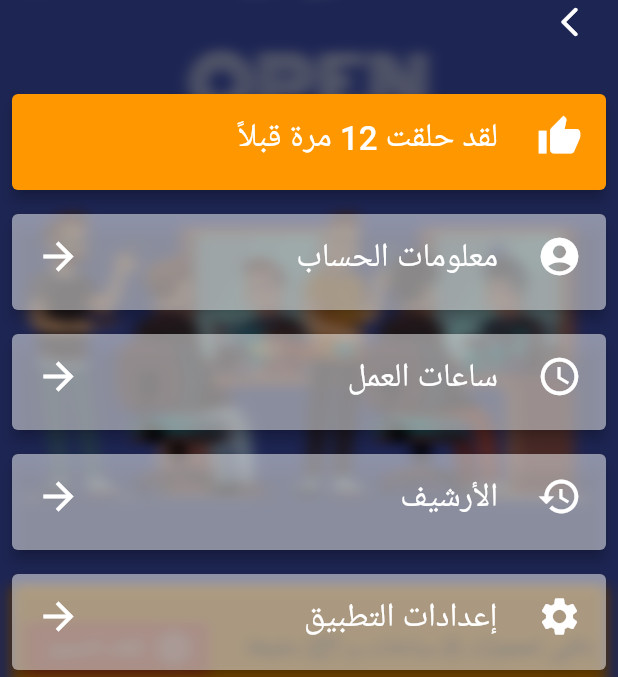
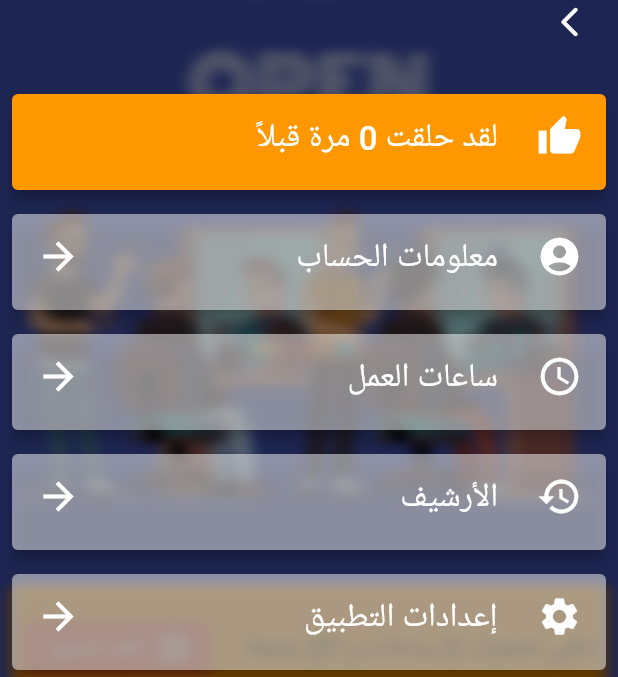
Before and after one commit to omzer/shawar-salon, a Flutter app: the screen it shows after launch, after a tap on the "menu" icon, on a phone screen of 412 x 824 dp, the part 62-739 px from its top. Run offline on Flutter 3.47's test engine with Material 2 defaults, Android fonts, the phone set to English and light mode, and no system bars; drawn by our look-alikes of avatar_glow; our stand-ins replace get, get_storage.

Commit message:
User prefs for shaving count

```diff
--- a/lib/main.dart
+++ b/lib/main.dart
@@ -1,13 +1,13 @@
 import 'package:flutter/material.dart';
 import 'package:get/get.dart';
-import 'package:get_storage/get_storage.dart';
+import 'package:shawar_salon/services/prefs.dart';
 import 'package:shawar_salon/services/theme_service.dart';
 import 'package:shawar_salon/ui/landing_page/landing_page.dart';
 
 import 'localization/Messages.dart';
 
 void main() async {
-  await GetStorage.init();
+  await Prefs.getInstance().init();
   runApp(MyApp());
 }
 
--- /dev/null
+++ b/lib/services/keys.dart
@@ -0,0 +1,3 @@
+class Keys {
+  static final String BOOKING_COUNT = 'BOOKING_COUNT';
+}
--- a/lib/services/prefs.dart
+++ b/lib/services/prefs.dart
@@ -1,3 +1,20 @@
+import 'package:get_storage/get_storage.dart';
+import 'package:shawar_salon/services/keys.dart';
+
 class Prefs {
+  static Prefs _instance;
+  final box = GetStorage();
 
+  static Prefs getInstance() {
+    if (_instance == null) _instance = Prefs();
+    return _instance;
+  }
+
+  Future<void> init() async => await GetStorage.init();
+
+  int getBookingCount() => box.read(Keys.BOOKING_COUNT) ?? 0;
+
+  Future<void> increaseBookingCount() async {
+    await box.write(Keys.BOOKING_COUNT, getBookingCount() + 1);
+  }
 }
--- a/lib/ui/booking_page/drawer/shave_counter.dart
+++ b/lib/ui/booking_page/drawer/drawer_booking_count.dart
@@ -1,7 +1,8 @@
 import 'package:flutter/material.dart';
 import 'package:get/get.dart';
+import 'package:shawar_salon/services/prefs.dart';
 
-class ShaveCounter extends StatelessWidget {
+class DrawerBookingCounter extends StatelessWidget {
   @override
   Widget build(BuildContext context) {
     return SizedBox(
@@ -18,11 +19,15 @@ class ShaveCounter extends StatelessWidget {
             size: 30,
           ),
           title: Text(
-            'shave_count_message'.trArgs(['12']),
+            'shave_count_message'.trArgs([_getNumberOfPreviousBookings()]),
             style: TextStyle(fontSize: 22),
           ),
         ),
       ),
     );
   }
+
+  String _getNumberOfPreviousBookings() {
+    return Prefs.getInstance().getBookingCount().toString();
+  }
 }
--- a/lib/ui/booking_page/drawer/page_drawer.dart
+++ b/lib/ui/booking_page/drawer/page_drawer.dart
@@ -3,7 +3,7 @@ import 'dart:ui';
 import 'package:flutter/material.dart';
 
 import 'drawer_item.dart';
-import 'shave_counter.dart';
+import 'drawer_booking_count.dart';
 
 class BookingPageDrawer extends StatelessWidget {
   @override
@@ -17,7 +17,7 @@ class BookingPageDrawer extends StatelessWidget {
         child: Column(
           children: <Widget>[
             _buildTopSpacer(context),
-            ShaveCounter(),
+            DrawerBookingCounter(),
             _buildProfile(),
             _buildWorkingHours(),
             _buildHistory(),
@@ -60,7 +60,6 @@ class BookingPageDrawer extends StatelessWidget {
     );
   }
 
-  // todo: convert to it's own widget
   Widget _buildTopSpacer(context) {
     return Container(
       margin: EdgeInsets.fromLTRB(0, 16, 8, 0),
--- a/lib/ui/landing_page/landing_page.dart
+++ b/lib/ui/landing_page/landing_page.dart
@@ -34,7 +34,7 @@ class LandingPage extends StatelessWidget {
   }
 
   void _startNextPage(snap) async {
-    await Future.delayed(Duration(seconds: 1));
+    await Future.delayed(Duration(milliseconds: 500));
     Get.off(BookingPage(shopStatus: snap.data, numberOfCustomers: 3));
   }
 }
```
